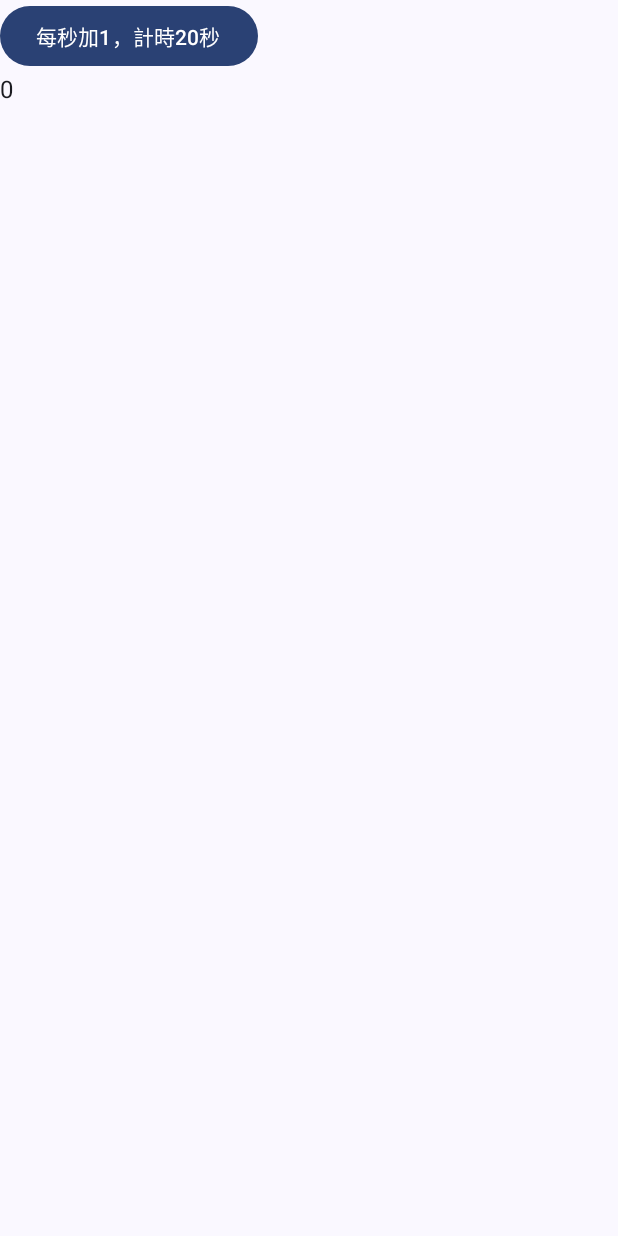
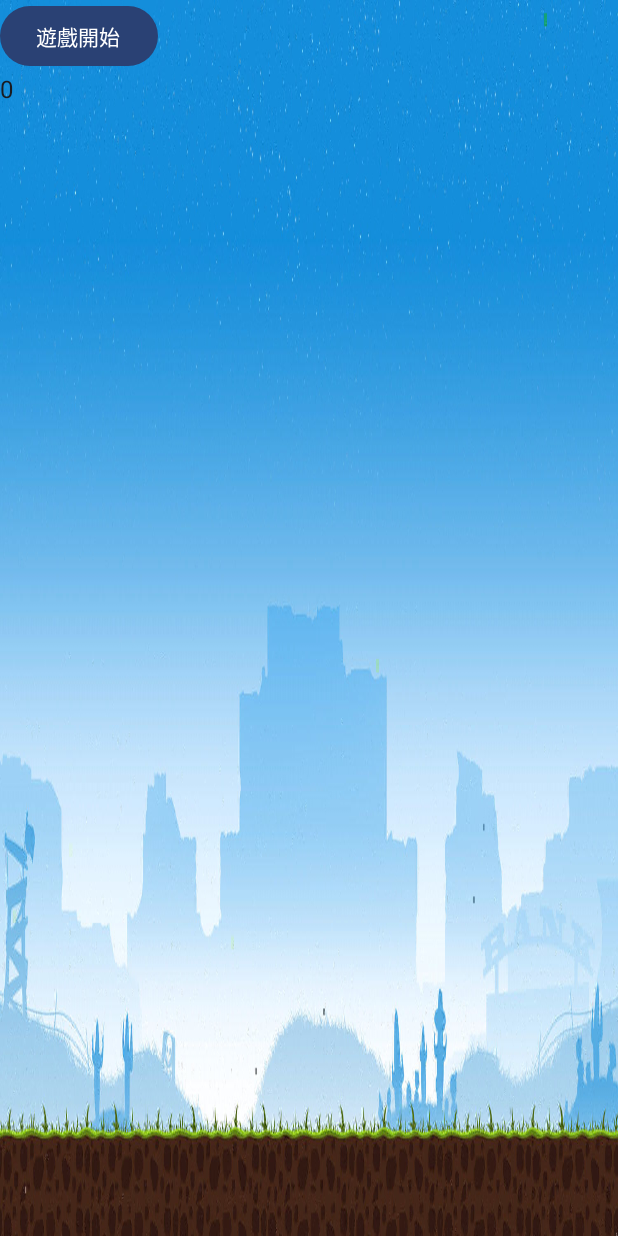
Before and after one commit to tcyang1971/Coroutines, an Android app built with Jetpack Compose: the screen it shows after launch (MainActivity), on a phone screen of 412 x 824 dp. Run offline under Robolectric (Android 15) with nearby library versions, the phone set to English and light mode, and no system bars.

Commit message:
v5b_背景往左移動

```diff
--- /dev/null
+++ b/app/src/main/java/tw/edu/pu/csim/tcyang/coroutines/Background.kt
@@ -0,0 +1,9 @@
+package tw.edu.pu.csim.tcyang.coroutines
+
+class Background() {
+    var x1 = 0  //背景1_x軸
+
+    fun Roll(){
+        x1 --
+    }
+}
--- a/app/src/main/java/tw/edu/pu/csim/tcyang/coroutines/Game.kt
+++ b/app/src/main/java/tw/edu/pu/csim/tcyang/coroutines/Game.kt
@@ -8,16 +8,16 @@ import kotlinx.coroutines.launch
 class Game(val scope: CoroutineScope) {
     var counter = 0
     val state = MutableStateFlow(0)
-    var temp = 0
+    val background = Background()
 
     fun Play(){
         scope.launch {
             counter = 0
-            while (counter < 20) {
+            while (counter < 2000) {
+                background.Roll()
                 counter++
-                temp++
                 state.emit(counter)
-                delay(1000)
+                delay(25)
             }
         }
     }
--- a/app/src/main/java/tw/edu/pu/csim/tcyang/coroutines/MainActivity.kt
+++ b/app/src/main/java/tw/edu/pu/csim/tcyang/coroutines/MainActivity.kt
@@ -4,8 +4,11 @@ import android.os.Bundle
 import androidx.activity.ComponentActivity
 import androidx.activity.compose.setContent
 import androidx.activity.enableEdgeToEdge
+import androidx.compose.foundation.Image
+import androidx.compose.foundation.layout.Box
 import androidx.compose.foundation.layout.Column
 import androidx.compose.foundation.layout.fillMaxSize
+import androidx.compose.foundation.layout.offset
 import androidx.compose.foundation.layout.padding
 import androidx.compose.material3.Button
 import androidx.compose.material3.Scaffold
@@ -14,6 +17,9 @@ import androidx.compose.runtime.Composable
 import androidx.compose.runtime.collectAsState
 import androidx.compose.runtime.getValue
 import androidx.compose.ui.Modifier
+import androidx.compose.ui.layout.ContentScale
+import androidx.compose.ui.res.painterResource
+import androidx.compose.ui.unit.IntOffset
 import androidx.lifecycle.lifecycleScope
 import tw.edu.pu.csim.tcyang.coroutines.ui.theme.CoroutinesTheme
 
@@ -38,6 +44,20 @@ fun Greeting(modifier: Modifier, game: Game) {
     val counter by game.state.collectAsState()
 
     counter.let {
+        //繪製背景
+        Box(
+            modifier = Modifier.fillMaxSize()
+        ){
+            Image(
+                painter = painterResource(id = R.drawable.forest),
+                contentDescription = "背景",
+
+                contentScale = ContentScale.FillBounds,  //縮放符合螢幕寬度
+                modifier = Modifier
+                    .offset { IntOffset(game.background.x1, 0) }
+            )
+        }
+
         Column {
             Button(
                 modifier = modifier,
@@ -45,9 +65,9 @@ fun Greeting(modifier: Modifier, game: Game) {
                     game.Play()
                 }
             ) {
-                Text(text = "每秒加1，計時20秒")
+                Text(text = "遊戲開始")
             }
-            Text(text = game.temp.toString())
+            Text(text = game.background.x1.toString())
         }
     }
 }
```
